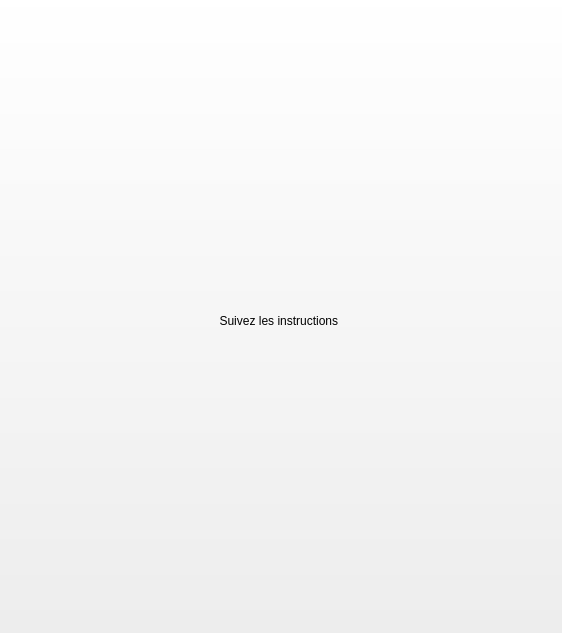
First picture: the form in paywindow.ui, repository GD-Github/R-U-Hungry-, before the edit.
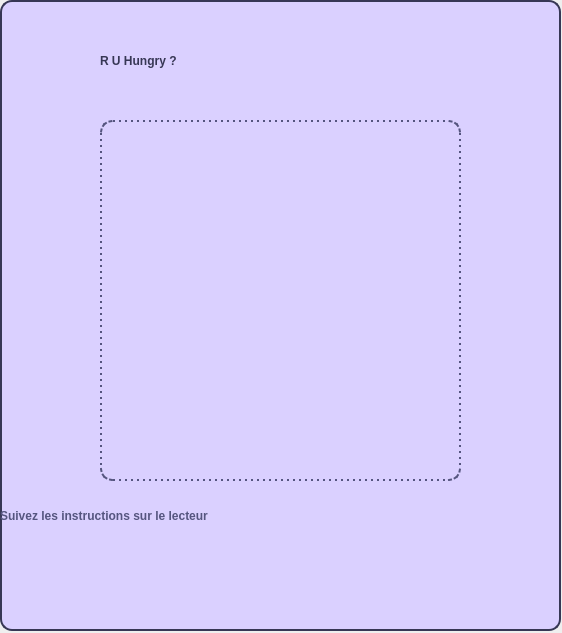
Second picture: the form after the edit. Icons and pictures are not drawn.

Commit message: paywindow et quitwindow

Diff of the .ui file:
```diff
--- a/paywindow.ui
+++ b/paywindow.ui
@@ -13,18 +13,104 @@
   <property name="windowTitle">
    <string>Form</string>
   </property>
-  <widget class="QPushButton" name="windowButton">
+  <property name="styleSheet">
+   <string notr="true">#centralwidget {
+	background-color: rgb(218, 208, 255);
+	border: 2px solid rgb(55, 55, 85);
+	border-radius: 12px;
+}
+
+#widget { 
+	border-image: url(:/icons/machine.png);
+}
+
+#windowButton {
+	background-color: transparent;
+	border: 2px dotted rgb(85, 85, 127);
+	border-radius: 12px;
+}
+
+#windowButton:hover {
+	border: 2px dotted rgb(240, 235, 255);
+}
+
+#logoLbl {	
+	font: 25pt &quot;Ink Free&quot;;
+	color: rgb(55, 55, 85);
+	font-weight: bold;
+	qproperty-alignment: AlignCenter;
+}
+
+#label {
+	background-color: transparent;
+	color: rgb(85, 85, 127);
+	font-weight: bold;
+	qproperty-alignment: AlignCenter;
+	font: 18pt &quot;Tw Cen MT Condensed Extra Bold&quot;;
+}</string>
+  </property>
+  <widget class="QWidget" name="centralwidget" native="true">
    <property name="geometry">
     <rect>
-     <x>-10</x>
-     <y>-10</y>
-     <width>581</width>
-     <height>661</height>
+     <x>0</x>
+     <y>0</y>
+     <width>561</width>
+     <height>631</height>
     </rect>
    </property>
-   <property name="text">
-    <string>Suivez les instructions </string>
-   </property>
+   <widget class="QPushButton" name="windowButton">
+    <property name="geometry">
+     <rect>
+      <x>100</x>
+      <y>120</y>
+      <width>361</width>
+      <height>361</height>
+     </rect>
+    </property>
+    <property name="text">
+     <string> </string>
+    </property>
+   </widget>
+   <widget class="QWidget" name="widget" native="true">
+    <property name="geometry">
+     <rect>
+      <x>140</x>
+      <y>160</y>
+      <width>281</width>
+      <height>281</height>
+     </rect>
+    </property>
+   </widget>
+   <widget class="QLabel" name="logoLbl">
+    <property name="geometry">
+     <rect>
+      <x>100</x>
+      <y>30</y>
+      <width>361</width>
+      <height>61</height>
+     </rect>
+    </property>
+    <property name="text">
+     <string>R U Hungry ?</string>
+    </property>
+   </widget>
+   <widget class="QLabel" name="label">
+    <property name="geometry">
+     <rect>
+      <x>0</x>
+      <y>480</y>
+      <width>561</width>
+      <height>71</height>
+     </rect>
+    </property>
+    <property name="text">
+     <string>Suivez les instructions sur le lecteur</string>
+    </property>
+   </widget>
+   <zorder>widget</zorder>
+   <zorder>windowButton</zorder>
+   <zorder>logoLbl</zorder>
+   <zorder>label</zorder>
   </widget>
  </widget>
  <resources/>
```
The commit also changes 5 other files.
